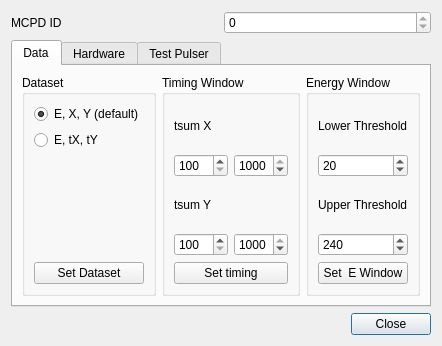
Qt form qmesydaq/mdllsetup.ui (flueke/qmesydaq) before a commit.
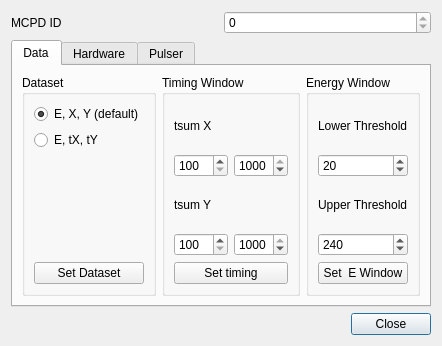
The same form after that commit. Custom widgets are drawn as their Qt base class.

```diff
--- a/qmesydaq/mdllsetup.ui
+++ b/qmesydaq/mdllsetup.ui
@@ -517,7 +517,7 @@
      </widget>
      <widget class="QWidget" name="tab_3">
       <attribute name="title">
-       <string>Test Pulser</string>
+       <string>Pulser</string>
       </attribute>
       <layout class="QGridLayout" name="gridLayout_10">
        <item row="0" column="0">
```
